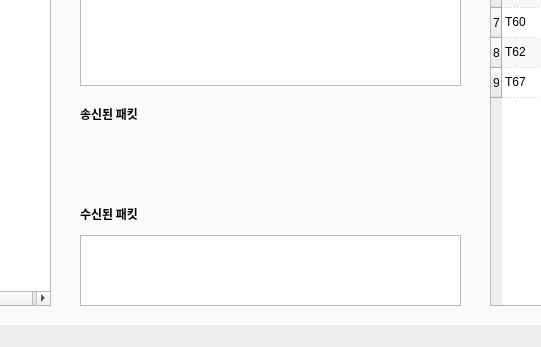
First picture: the form in ui/PX4Inspector.ui, repository Herrtane/PX4Inspector, before the edit; both pictures show x 188 to 729 and y 303 to 650 of the 910 by 650 pixel window.
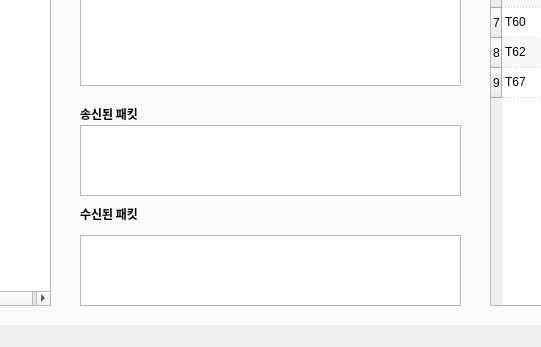
Second picture: the form after the edit.

The edit to the form file:
```diff
--- a/ui/PX4Inspector.ui
+++ b/ui/PX4Inspector.ui
@@ -655,6 +655,19 @@
        <bool>true</bool>
       </property>
      </widget>
+     <widget class="QTextEdit" name="mavlink_sendpacket_textEdit">
+      <property name="geometry">
+       <rect>
+        <x>240</x>
+        <y>340</y>
+        <width>381</width>
+        <height>71</height>
+       </rect>
+      </property>
+      <property name="readOnly">
+       <bool>true</bool>
+      </property>
+     </widget>
     </widget>
    </widget>
   </widget>
```
